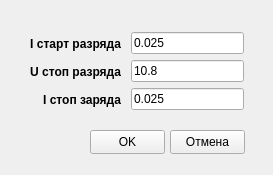
Old version of the form ui/settings_ch.ui in the repository sergeycccv/battery_modbus.
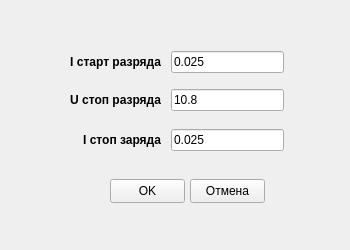
New version of the form. Icons and pictures are not drawn.

Patch:
```diff
--- a/ui/settings_ch.ui
+++ b/ui/settings_ch.ui
@@ -9,20 +9,20 @@
    <rect>
     <x>0</x>
     <y>0</y>
-    <width>273</width>
-    <height>175</height>
+    <width>350</width>
+    <height>250</height>
    </rect>
   </property>
   <property name="minimumSize">
    <size>
-    <width>273</width>
-    <height>175</height>
+    <width>350</width>
+    <height>250</height>
    </size>
   </property>
   <property name="maximumSize">
    <size>
-    <width>273</width>
-    <height>175</height>
+    <width>350</width>
+    <height>250</height>
    </size>
   </property>
   <property name="windowTitle">
@@ -36,8 +36,8 @@
    <widget class="QPushButton" name="btn_OK">
     <property name="geometry">
      <rect>
-      <x>90</x>
-      <y>130</y>
+      <x>110</x>
+      <y>179</y>
       <width>75</width>
       <height>24</height>
      </rect>
@@ -49,8 +49,8 @@
    <widget class="QPushButton" name="btn_cancel">
     <property name="geometry">
      <rect>
-      <x>170</x>
-      <y>130</y>
+      <x>190</x>
+      <y>179</y>
       <width>75</width>
       <height>24</height>
      </rect>
@@ -62,8 +62,8 @@
    <widget class="QLineEdit" name="btn_edit_IstartDischarge">
     <property name="geometry">
      <rect>
-      <x>131</x>
-      <y>32</y>
+      <x>171</x>
+      <y>51</y>
       <width>113</width>
       <height>22</height>
      </rect>
@@ -78,8 +78,8 @@
    <widget class="QLabel" name="lbl_001">
     <property name="geometry">
      <rect>
-      <x>20</x>
-      <y>34</y>
+      <x>60</x>
+      <y>52</y>
       <width>101</width>
       <height>20</height>
      </rect>
@@ -99,8 +99,8 @@
    <widget class="QLineEdit" name="btn_edit_UstopDischarge">
     <property name="geometry">
      <rect>
-      <x>131</x>
-      <y>60</y>
+      <x>171</x>
+      <y>89</y>
       <width>113</width>
       <height>22</height>
      </rect>
@@ -115,8 +115,8 @@
    <widget class="QLabel" name="lbl_002">
     <property name="geometry">
      <rect>
-      <x>20</x>
-      <y>62</y>
+      <x>60</x>
+      <y>90</y>
       <width>101</width>
       <height>20</height>
      </rect>
@@ -136,8 +136,8 @@
    <widget class="QLineEdit" name="btn_edit_IstopCharge">
     <property name="geometry">
      <rect>
-      <x>131</x>
-      <y>88</y>
+      <x>171</x>
+      <y>129</y>
       <width>113</width>
       <height>22</height>
      </rect>
@@ -152,8 +152,8 @@
    <widget class="QLabel" name="lbl_003">
     <property name="geometry">
      <rect>
-      <x>20</x>
-      <y>90</y>
+      <x>60</x>
+      <y>130</y>
       <width>101</width>
       <height>20</height>
      </rect>
```
Left out of the diff: 9 changed lines with no effect on the pictures.
